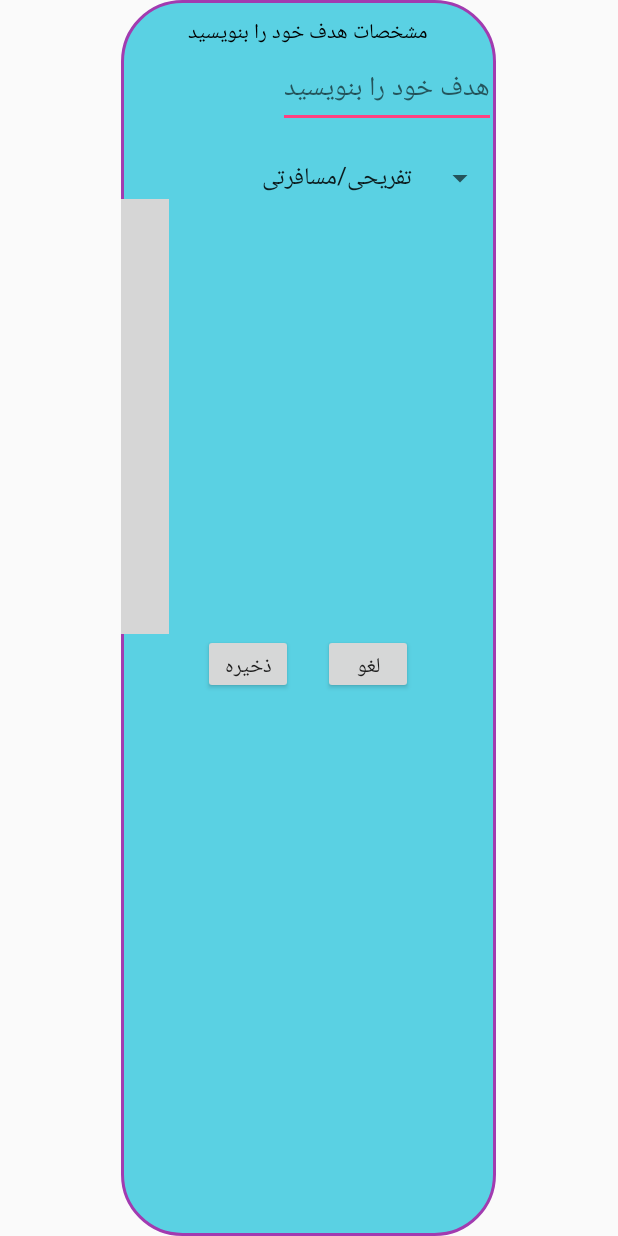
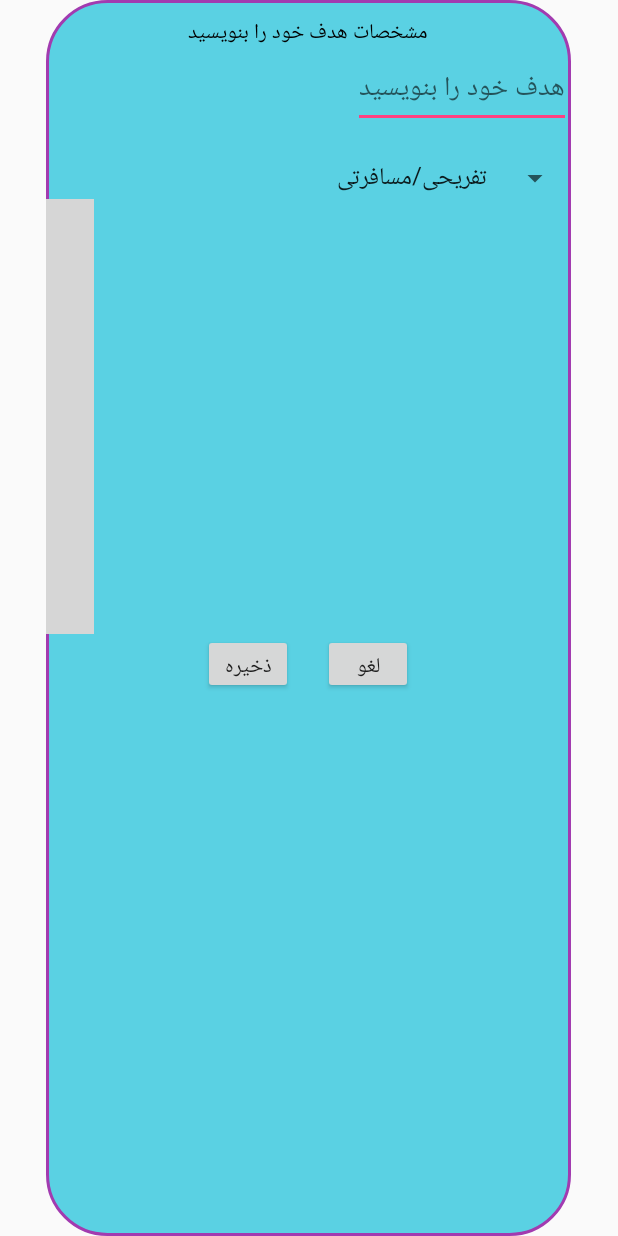
Before and after one commit to mehrdadsy/7habit, an Android app: the layout activity_dialog.xml on its own in the app's theme, with its tools: preview values and no code run, on a phone screen of 412 x 824 dp. Run offline under Robolectric (Android 15) with nearby library versions, the light colour scheme and no system bars; plain views replace PersianCalendarView; grey boxes are pictures that could not be loaded.

Commit message:
mehrdad home

```diff
--- a/app/src/main/java/ir/mehrdadseyfi/a7habit/Dialog.java
+++ b/app/src/main/java/ir/mehrdadseyfi/a7habit/Dialog.java
@@ -42,6 +42,7 @@ public class Dialog extends AppCompatActivity {
             }
         });
         test = new PersianCalendarView(this);
+
         test.setOnDayClickedListener(new OnDayClickedListener() {
             @Override
             public void onClick(PersianDate persianDate) {
--- a/app/src/main/res/layout/activity_dialog.xml
+++ b/app/src/main/res/layout/activity_dialog.xml
@@ -2,7 +2,7 @@
 <LinearLayout xmlns:android="http://schemas.android.com/apk/res/android"
     xmlns:app="http://schemas.android.com/apk/res-auto"
     xmlns:tools="http://schemas.android.com/tools"
-    android:layout_width="250dp"
+    android:layout_width="350dp"
     android:layout_height="match_parent"
     android:layout_gravity="center"
     android:orientation="vertical"
@@ -33,7 +33,7 @@
 <ir.mirrajabi.persiancalendar.PersianCalendarView
     android:layout_width="wrap_content"
     android:layout_height="290dp"
-    app:pcv_fontSize="50dp"
+    app:pcv_fontSize=""
     app:pcv_headersFontSize="40dp"
    app:pcv_colorDayName="#438153"
     app:pcv_colorHoliday="#d2bf5d"
--- a/app/src/main/res/layout/list_view_goal.xml
+++ b/app/src/main/res/layout/list_view_goal.xml
@@ -8,7 +8,7 @@
         android:layout_weight="1"
         android:layout_height="match_parent"
 
-        android:textSize="30sp"
+        android:textSize="20sp"
         android:textColor="@color/colorPrimary"
         android:id="@+id/date"
        />
@@ -23,7 +23,7 @@
         android:layout_weight="1"
         android:layout_height="match_parent"
 
-        android:textSize="40sp"
+        android:textSize="20sp"
         android:textColor="@color/colorPrimary"
         android:id="@+id/txt"/>
 
```
Also changed, not shown: app/src/main/res/layout/activity_long_goal.xml (+1 -7 lines).
